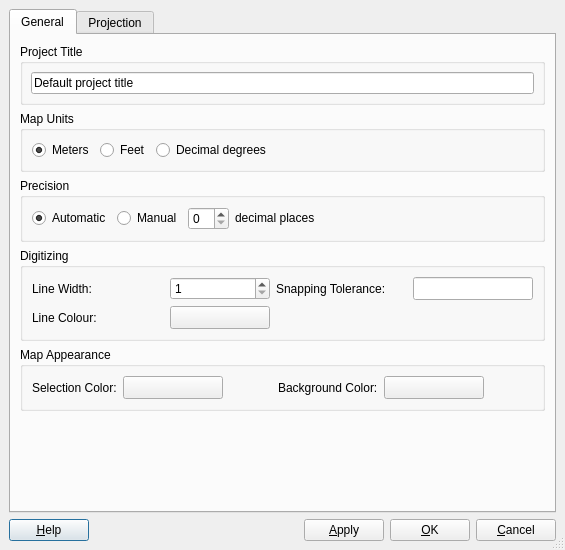
This is src/ui/qgsprojectpropertiesbase.ui in kadas-albireo/kadas-albireo as Qt 5 draws it before an edit. The edited form follows.
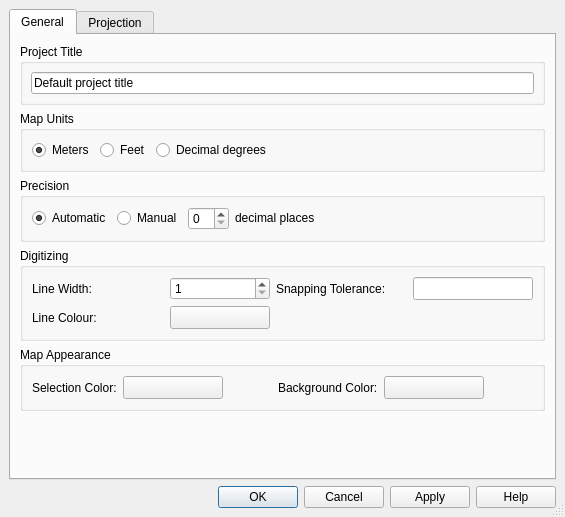
This is the edited form. Icons and pictures are not drawn. Custom widgets are drawn as their Qt base class.

Commit message: Convert six dialogs to Qt 4.2 StandardButton API. Also use the full accept code path rather than overriding accept to do apply but look like reject to the caller. Remove deletion of the raster layer from the reaster properties destructor (which was called only after accept and may be why accept was avoided).

What changed in the file:
```diff
--- a/src/ui/qgsprojectpropertiesbase.ui
+++ b/src/ui/qgsprojectpropertiesbase.ui
@@ -6,7 +6,7 @@
     <x>0</x>
     <y>0</y>
     <width>565</width>
-    <height>550</height>
+    <height>517</height>
    </rect>
   </property>
   <property name="windowTitle" >
@@ -28,6 +28,16 @@
    <property name="spacing" >
     <number>6</number>
    </property>
+   <item row="1" column="0" >
+    <widget class="QDialogButtonBox" name="buttonBox" >
+     <property name="orientation" >
+      <enum>Qt::Horizontal</enum>
+     </property>
+     <property name="standardButtons" >
+      <set>QDialogButtonBox::Apply|QDialogButtonBox::Cancel|QDialogButtonBox::Help|QDialogButtonBox::NoButton|QDialogButtonBox::Ok</set>
+     </property>
+    </widget>
+   </item>
    <item row="0" column="0" >
     <widget class="QTabWidget" name="tabWidget2" >
      <property name="currentIndex" >
@@ -389,7 +399,7 @@
        </item>
       </layout>
      </widget>
-     <widget class="QWidget" name="tab" >
+     <widget class="QWidget" name="tab2" >
       <attribute name="title" >
        <string>Projection</string>
       </attribute>
@@ -414,75 +424,6 @@
      </widget>
     </widget>
    </item>
-   <item row="1" column="0" >
-    <layout class="QHBoxLayout" >
-     <property name="margin" >
-      <number>0</number>
-     </property>
-     <property name="spacing" >
-      <number>6</number>
-     </property>
-     <item>
-      <widget class="QPushButton" name="pbnHelp" >
-       <property name="text" >
-        <string>&amp;Help</string>
-       </property>
-       <property name="shortcut" >
-        <string>F1</string>
-       </property>
-      </widget>
-     </item>
-     <item>
-      <spacer>
-       <property name="orientation" >
-        <enum>Qt::Horizontal</enum>
-       </property>
-       <property name="sizeType" >
-        <enum>QSizePolicy::Expanding</enum>
-       </property>
-       <property name="sizeHint" >
-        <size>
-         <width>94</width>
-         <height>20</height>
-        </size>
-       </property>
-      </spacer>
-     </item>
-     <item>
-      <widget class="QPushButton" name="buttonApply" >
-       <property name="text" >
-        <string>&amp;Apply</string>
-       </property>
-       <property name="shortcut" >
-        <string>Alt+A</string>
-       </property>
-      </widget>
-     </item>
-     <item>
-      <widget class="QPushButton" name="buttonOk" >
-       <property name="text" >
-        <string>&amp;OK</string>
-       </property>
-       <property name="shortcut" >
-        <string/>
-       </property>
-       <property name="autoDefault" >
-        <bool>true</bool>
-       </property>
-      </widget>
-     </item>
-     <item>
-      <widget class="QPushButton" name="buttonCancel" >
-       <property name="text" >
-        <string>&amp;Cancel</string>
-       </property>
-       <property name="shortcut" >
-        <string/>
-       </property>
-      </widget>
-     </item>
-    </layout>
-   </item>
   </layout>
  </widget>
  <layoutdefault spacing="6" margin="11" />
```
Left out of the diff: 10 changed lines with no effect on the pictures. The commit also changes 17 other files.
